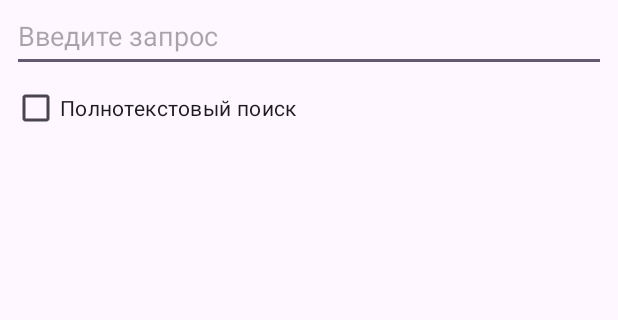
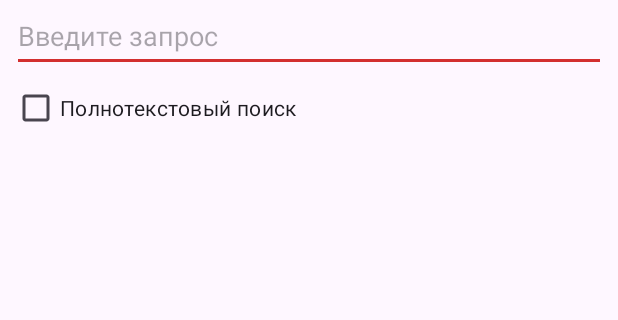
Before and after one commit to volkovcoppermine/Songbook, an Android app: the screen it shows after launch (MainActivity), on a phone screen of 412 x 824 dp, the part 96-416 px from its top. Run offline under Robolectric (Android 15) with nearby library versions, the phone set to English and light mode, and no system bars; our stand-ins replace Room's generated code.

```diff
--- a/app/src/main/java/org/volkov/songbook_fts/SongActivity.kt
+++ b/app/src/main/java/org/volkov/songbook_fts/SongActivity.kt
@@ -34,7 +34,10 @@ class SongActivity : AppCompatActivity() {
         detailViewModel = ViewModelProvider(this)[DetailViewModel::class.java]
         detailViewModel.prepare(num, this)
 
-        binding.pdfView.initWithFile(detailViewModel.fileFromAsset(this, "scores/$num.pdf"))
+        if (num != "Нет результатов")
+            binding.pdfView.initWithFile(detailViewModel.fileFromAsset(this, "scores/$num.pdf"))
+        else
+            binding.pdfView.initWithFile(detailViewModel.fileFromAsset(this, "Cat.pdf"))
     }
 
     override fun onCreateOptionsMenu(menu: Menu?): Boolean {
--- a/app/src/main/java/org/volkov/songbook_fts/SongDao.kt
+++ b/app/src/main/java/org/volkov/songbook_fts/SongDao.kt
@@ -9,9 +9,13 @@ interface SongDao {
     @Query("select rowid, num, title from songs")
     fun getAllSongs(): LiveData<List<Song>>
 
-    @Query("select rowid, num, title, snippet(songs) as lyrics from Songs where lyrics match :query || '*'")
+    @Query("select rowid, num, title, snippet(songs) as lyrics from songs where lyrics match :query || '*' " +
+            "union select 65536, 'Нет результатов', 'По Вашему запросу ничего не найдено', null from songs " +
+            "where not exists (select rowid, * from songs where lyrics match :query || '*')")
     fun performLyricsSearch(query: String): LiveData<List<Song>>
 
-    @Query("select rowid, num, title from songs where num match :query || '*' or title match :query || '*'")
+    @Query("select rowid, num, title from songs where num match :query || '*' or title match :query || '*' " +
+            "union select 65536, 'Нет результатов', 'По Вашему запросу ничего не найдено' from songs " +
+            "where not exists (select rowid, num, title from songs where num match :query || '*' or title match :query || '*')")
     fun performSearch(query: String): LiveData<List<Song>>
 }
--- a/app/src/main/res/layout/activity_main.xml
+++ b/app/src/main/res/layout/activity_main.xml
@@ -53,6 +53,7 @@
         android:layout_marginStart="8dp"
         android:layout_marginEnd="8dp"
         android:text="@string/fts_checkbox"
+        android:theme="@style/Base.Theme.Songbook"
         app:layout_constraintEnd_toEndOf="parent"
         app:layout_constraintStart_toStartOf="parent"
         app:layout_constraintTop_toBottomOf="@+id/search_bar_view" />
--- a/app/src/main/res/values/themes.xml
+++ b/app/src/main/res/values/themes.xml
@@ -3,6 +3,8 @@
     <style name="Base.Theme.Songbook" parent="Theme.Material3.DayNight.NoActionBar">
         <!-- Customize your light theme here. -->
         <item name="colorPrimary">@color/primary</item>
+        <item name="colorSecondary">@color/secondary</item>
+        <item name="colorTertiary">@color/tertiary</item>
         <item name="android:textColorSecondary">@color/white</item>
         <item name="android:statusBarColor">@color/primary</item>
     </style>
```
Also changed, not shown: app/src/main/java/org/volkov/songbook_fts/DetailViewModel.kt (+7 -2 lines).
